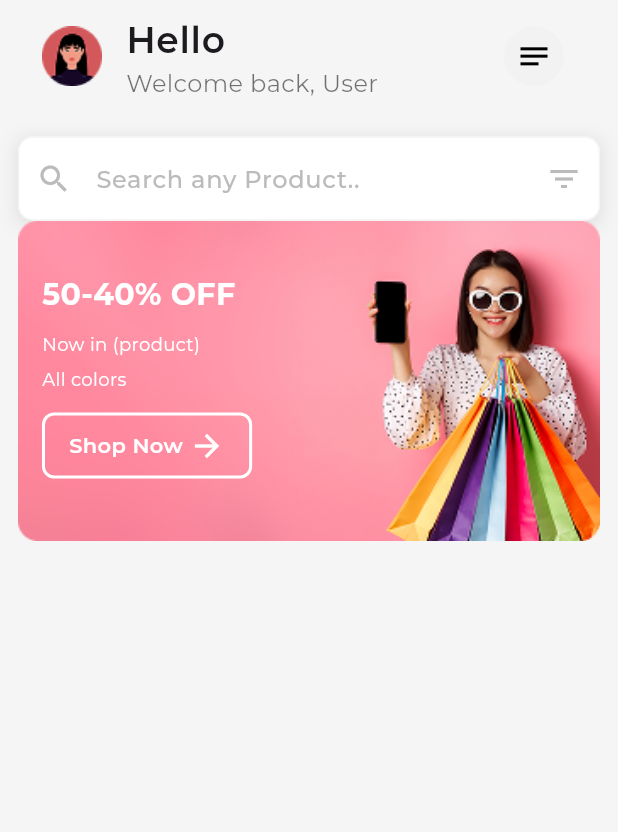
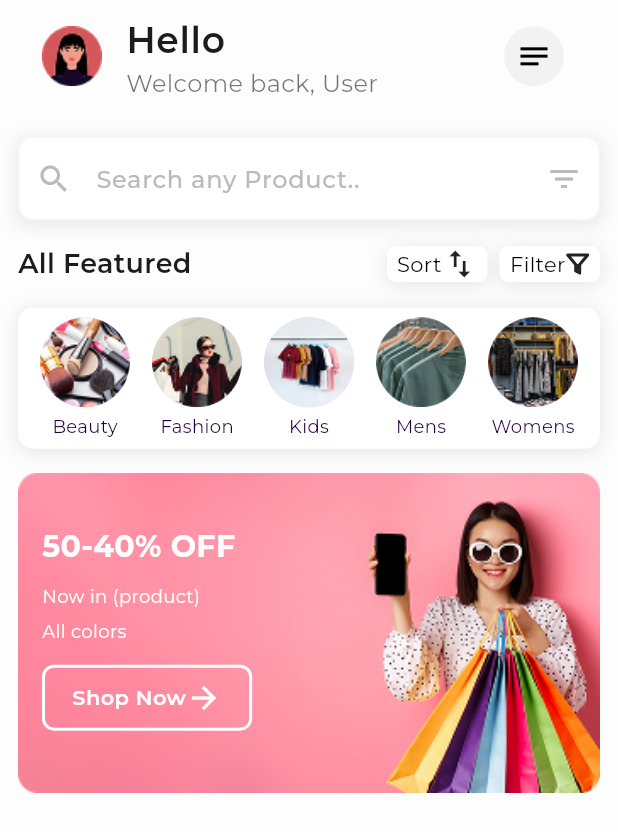
Before and after one commit to Ahmedmo1910/stylish, a Flutter app: the HomeScreen screen opened by its route, on a phone screen of 412 x 824 dp. Shown: the top 832 px of the screen. Run offline on Flutter 3.47's test engine with Material 3 defaults, Android fonts, the phone set to English and light mode, and no system bars; our stand-ins replace bloc, cloud_firestore, dartz, dots_indicator, firebase_auth, firebase_core and 6 more; missing offline and left inert: flutter_facebook_auth; accounts and stored records are empty.

Commit message:
filter and category widgets

```diff
--- a/lib/core/utils/app_text_styles.dart
+++ b/lib/core/utils/app_text_styles.dart
@@ -61,6 +61,11 @@ abstract class AppTextStyles {
     fontWeight: FontWeight.w600,
     fontFamily: fontFamily,
   );
+  static const TextStyle medium18 = TextStyle(
+    fontSize: 18,
+    fontWeight: FontWeight.w600,
+    fontFamily: fontFamily,
+  );
   static const TextStyle medium14 = TextStyle(
     fontSize: 14,
     fontWeight: FontWeight.w600,
@@ -102,6 +107,11 @@ abstract class AppTextStyles {
     fontWeight: FontWeight.w400,
     fontFamily: fontFamily,
   );
+  static const TextStyle small14 = TextStyle(
+    fontSize: 14,
+    fontWeight: FontWeight.w400,
+    fontFamily: fontFamily,
+  );
   static const TextStyle small12 = TextStyle(
     fontSize: 12,
     fontWeight: FontWeight.w400,
--- a/lib/features/home/presentation/views/home_screen.dart
+++ b/lib/features/home/presentation/views/home_screen.dart
@@ -9,7 +9,7 @@ class HomeScreen extends StatelessWidget {
   @override
   Widget build(BuildContext context) {
     return const Scaffold(
-      backgroundColor: Color(0xFFF5F5F5),
+      backgroundColor: Color(0xFFFDFDFD),
       body: SafeArea(
         child: HomeScreenBody(),
       ),
--- /dev/null
+++ b/lib/features/home/presentation/views/widgets/categories_list.dart
@@ -0,0 +1,32 @@
+import 'package:flutter/material.dart';
+import 'package:stylish/core/utils/app_text_styles.dart';
+
+class CategoriesList extends StatelessWidget {
+  final String path;
+  final String text;
+  const CategoriesList({
+    super.key,
+    required this.path,
+    required this.text,
+  });
+
+  @override
+  Widget build(BuildContext context) {
+    return Column(
+      mainAxisAlignment: MainAxisAlignment.center,
+      children: [
+        CircleAvatar(
+          radius: 30,
+          backgroundImage: AssetImage(path),
+        ),
+        const SizedBox(height: 4.0),
+        Text(
+          text,
+          style: AppTextStyles.small12.copyWith(
+            color: const Color(0xFF21003D),
+          ),
+        ),
+      ],
+    );
+  }
+}
--- /dev/null
+++ b/lib/features/home/presentation/views/widgets/custom_filter_button.dart
@@ -0,0 +1,46 @@
+import 'package:flutter/material.dart';
+import 'package:stylish/core/utils/app_text_styles.dart';
+
+class CustomFilterButton extends StatelessWidget {
+  final String text;
+  final Widget icon;
+  const CustomFilterButton({
+    super.key,
+    required this.text,
+    required this.icon,
+  });
+
+  @override
+  Widget build(BuildContext context) {
+    return GestureDetector(
+      child: Container(
+        //padding: EdgeInsets.all(8.0),
+        width: 67,
+        height: 24,
+        decoration: BoxDecoration(
+          color: Colors.white,
+          borderRadius: BorderRadius.circular(6.0),
+          boxShadow: [
+            BoxShadow(
+              color: Colors.black.withOpacity(0.1),
+              blurRadius: 10,
+              offset: const Offset(0, 2),
+            ),
+          ],
+        ),
+        child: Row(
+          mainAxisAlignment: MainAxisAlignment.center,
+          children: [
+            Text(
+              text,
+              style: AppTextStyles.small14.copyWith(
+                color: Colors.black,
+              ),
+            ),
+            icon
+          ],
+        ),
+      ),
+    );
+  }
+}
--- /dev/null
+++ b/lib/features/home/presentation/views/widgets/featured_categories.dart
@@ -0,0 +1,36 @@
+import 'package:flutter/material.dart';
+import 'package:stylish/features/home/presentation/views/widgets/categories_list.dart';
+
+class FeaturedCategories extends StatelessWidget {
+  const FeaturedCategories({super.key});
+
+  @override
+  Widget build(BuildContext context) {
+    return AspectRatio(
+      aspectRatio: 400/97,
+      child: Container(
+        decoration: BoxDecoration(
+          color: Colors.white,
+          borderRadius: BorderRadius.circular(10.0),
+          boxShadow: [
+            BoxShadow(
+              color: Colors.black.withOpacity(0.1),
+              blurRadius: 10,
+              offset: const Offset(0, 2),
+            ),
+          ],
+        ),
+        child: const Row(
+          mainAxisAlignment: MainAxisAlignment.spaceEvenly,
+          children: [
+            CategoriesList(path: 'assets/images/p1.png', text: 'Beauty'),
+            CategoriesList(path: 'assets/images/p2.png', text: 'Fashion'),
+            CategoriesList(path: 'assets/images/p3.png', text: 'Kids'),
+            CategoriesList(path: 'assets/images/p4.png', text: 'Mens'),
+            CategoriesList(path: 'assets/images/p5.png', text: 'Womens'),
+          ],
+        ),
+      ),
+    );
+  }
+}
--- /dev/null
+++ b/lib/features/home/presentation/views/widgets/featured_filter.dart
@@ -0,0 +1,34 @@
+import 'package:flutter/material.dart';
+import 'package:flutter_svg/flutter_svg.dart';
+import 'package:stylish/core/utils/app_text_styles.dart';
+import 'package:stylish/features/home/presentation/views/widgets/custom_filter_button.dart';
+
+class FeaturedFilter extends StatelessWidget {
+  const FeaturedFilter({super.key});
+
+  @override
+  Widget build(BuildContext context) {
+    return Row(
+      children: [
+        const Text(
+          'All Featured',
+          style: AppTextStyles.medium18,
+        ),
+        const Spacer(),
+        const CustomFilterButton(
+          text: 'Sort',
+          icon: Icon(
+            Icons.swap_vert,
+          ),
+        ),
+        const SizedBox(width: 8.0),
+        CustomFilterButton(
+          text: 'Filter',
+          icon: SvgPicture.asset(
+            'assets/icons/filter.svg',
+          ),
+        ),
+      ],
+    );
+  }
+}
--- a/lib/features/home/presentation/views/widgets/featured_item_button.dart
+++ b/lib/features/home/presentation/views/widgets/featured_item_button.dart
@@ -9,7 +9,7 @@ class FeaturedItemButton extends StatelessWidget {
     return GestureDetector(
       child: Container(
         width: MediaQuery.of(context).size.width * 0.34,
-        padding: const EdgeInsets.symmetric(horizontal: 16.0, vertical: 8.0),
+        padding: const EdgeInsets.symmetric(vertical: 8.0),
         decoration: BoxDecoration(
           borderRadius: BorderRadius.circular(8.0),
           border: Border.all(
@@ -18,6 +18,7 @@ class FeaturedItemButton extends StatelessWidget {
           ),
         ),
         child: Row(
+          mainAxisAlignment: MainAxisAlignment.center,
           children: [
             Text(
               'Shop Now',
@@ -25,7 +26,6 @@ class FeaturedItemButton extends StatelessWidget {
                 color: Colors.white,
               ),
             ),
-            const Spacer(),
             const Icon(
               Icons.arrow_forward,
               color: Colors.white,
--- a/lib/features/home/presentation/views/widgets/home_screen_body.dart
+++ b/lib/features/home/presentation/views/widgets/home_screen_body.dart
@@ -1,6 +1,8 @@
 import 'package:flutter/material.dart';
 import 'package:stylish/core/widgets/search_text_field.dart';
 import 'package:stylish/features/home/presentation/views/widgets/custom_home_app_bar.dart';
+import 'package:stylish/features/home/presentation/views/widgets/featured_categories.dart';
+import 'package:stylish/features/home/presentation/views/widgets/featured_filter.dart';
 import 'package:stylish/features/home/presentation/views/widgets/featured_item.dart';
 
 class HomeScreenBody extends StatelessWidget {
@@ -18,6 +20,11 @@ class HomeScreenBody extends StatelessWidget {
                 CustomHomeAppBar(),
                 SizedBox(height: 16.0),
                 SearchTextField(),
+                SizedBox(height: 16.0),
+                FeaturedFilter(),
+                SizedBox(height: 16.0),
+                FeaturedCategories(),
+                SizedBox(height: 16.0),
                 FeaturedItem(),
               ],
             ),
--- a/pubspec.yaml
+++ b/pubspec.yaml
@@ -48,6 +48,8 @@ dependencies:
   google_sign_in: ^6.2.2
   flutter_facebook_auth: ^7.1.2
   cloud_firestore: ^5.6.12
+  flutter_svg: ^2.1.0
+  flutter_svg_provider: ^1.0.7
 
 dev_dependencies:
   flutter_test:
```
Also changed, not shown: assets/icons/filter.svg (added), assets/icons/stylish_logo.svg (added), assets/images/p1.png (added), assets/images/p2.png (added), assets/images/p3.png (added), assets/images/p4.png (added), assets/images/p5.png (added), pubspec.lock.
